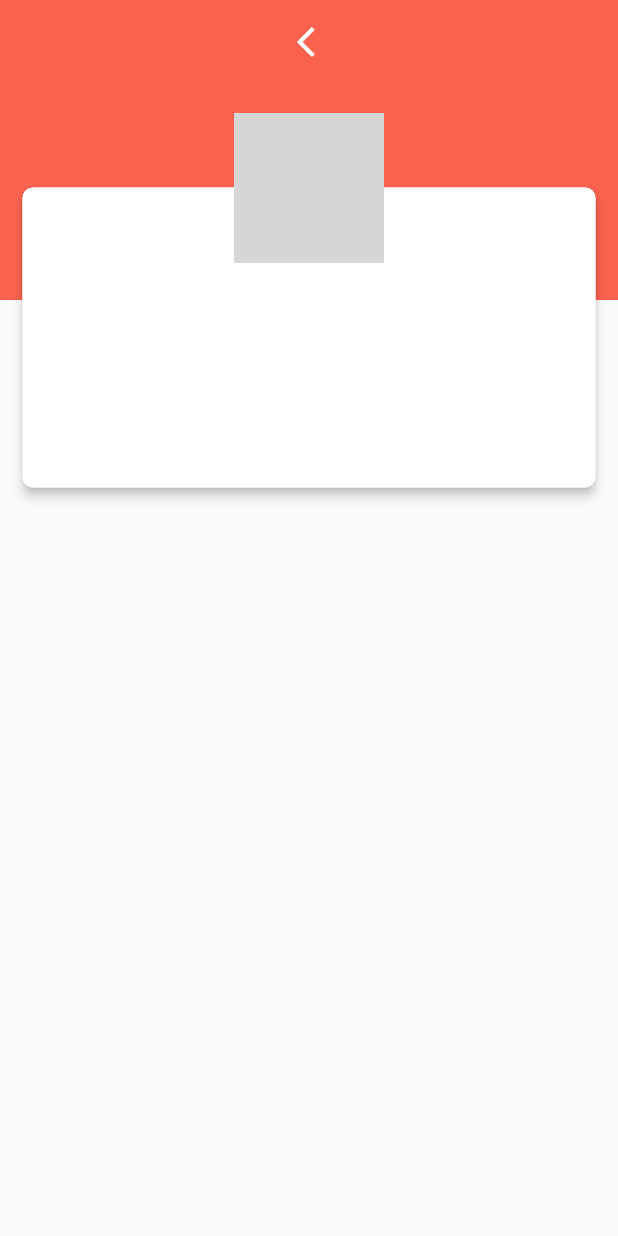
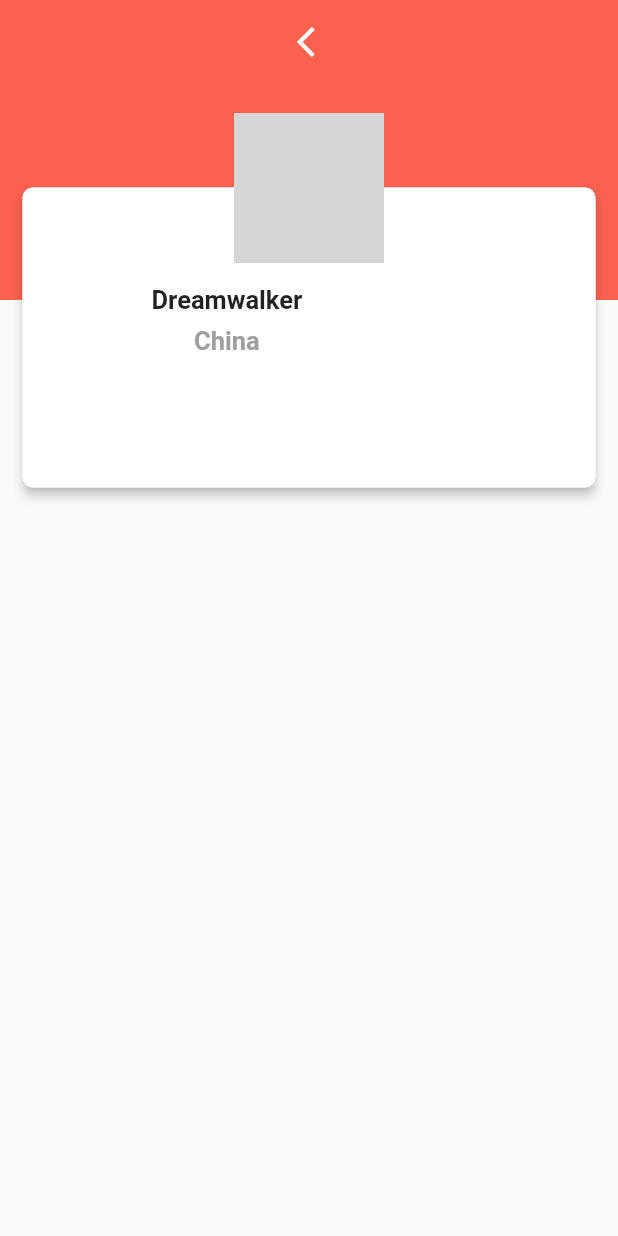
Before and after one commit to JAICHANGPARK/flutter_chef_profile, a Flutter app: the screen it shows after launch, on a phone screen of 412 x 824 dp. Run offline on Flutter 3.47's test engine with Material 2 defaults, Android fonts, the phone set to English and light mode, and no system bars; grey boxes are pictures that could not be loaded.

Commit message:
Update main.dart

```diff
--- a/lib/main.dart
+++ b/lib/main.dart
@@ -54,23 +54,44 @@ class _MyHomePageState extends State<MyHomePage> {
                   child: Container(
                     height: 200.0,
                     decoration: BoxDecoration(
-                      borderRadius: BorderRadius.circular(7.0),
-                      color: Colors.white
-                    ),
+                        borderRadius: BorderRadius.circular(7.0),
+                        color: Colors.white),
                   ),
                 ),
               ),
               Positioned(
                 top: 75.0,
-                left: MediaQuery.of(context).size.width / 2 - 50.0,
+                left: (MediaQuery.of(context).size.width / 2) - 50.0,
                 child: Container(
                   height: 100.0,
                   width: 100.0,
                   decoration: BoxDecoration(
-                    borderRadius: BorderRadius.circular(50.0),
-                    image: DecorationImage(image: AssetImage(""),
-                    fit: BoxFit.cover)
-                  ),
+                      borderRadius: BorderRadius.circular(50.0),
+                      image: DecorationImage(
+                          image: AssetImage(""), fit: BoxFit.cover)),
+                ),
+              ),
+              Positioned(
+                top: 190.0,
+                left: (MediaQuery.of(context).size.width / 2) - 105.0,
+                child: Column(
+                  mainAxisAlignment: MainAxisAlignment.center,
+                  children: <Widget>[
+                    Text(
+                      "Dreamwalker",
+                      style: TextStyle(
+                          fontWeight: FontWeight.bold, fontSize: 17.0),
+                    ),
+                    SizedBox(height: 7.0,),
+                    Text(
+                      'China', style: TextStyle(
+                      fontWeight: FontWeight.bold,
+                      fontSize: 17.0,
+                      color: Colors.grey,
+                    ),
+                    ),
+                    SizedBox(height: 10.0,)
+                  ],
                 ),
               )
             ],
```
